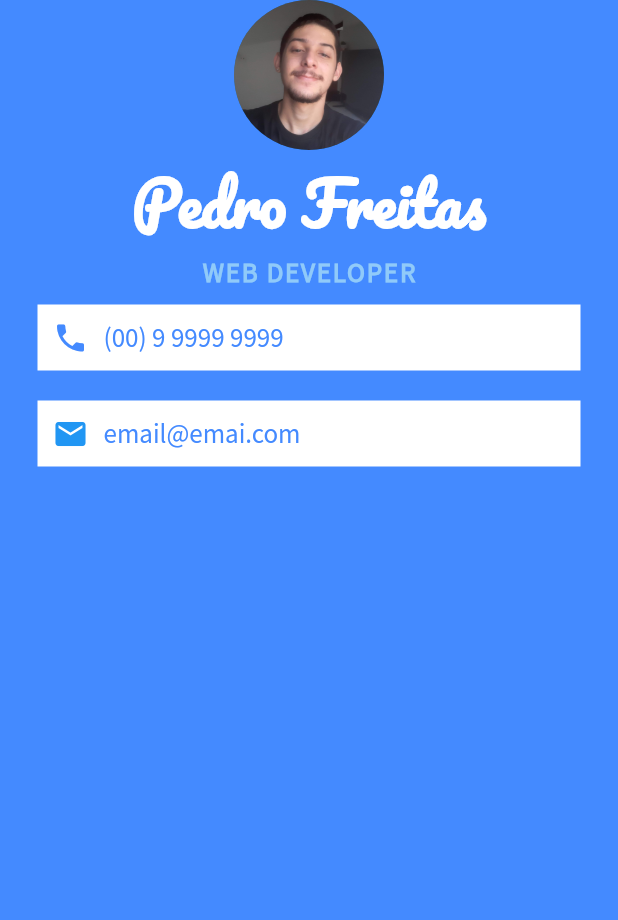
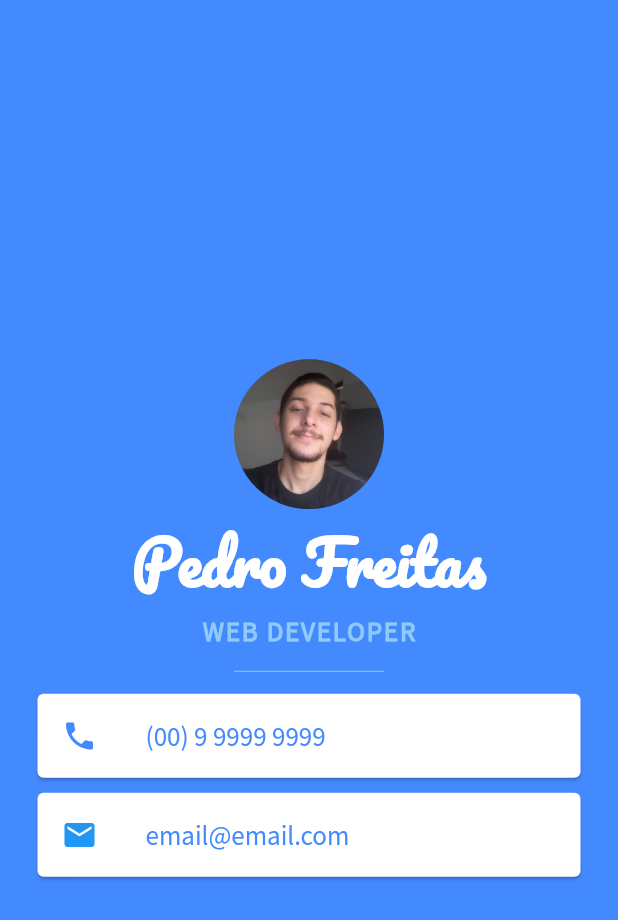
Before and after one commit to impedrof/mi_card, a Flutter app: the screen it shows after launch, on a phone screen of 412 x 824 dp. Shown: the top 920 px of the screen. Run offline on Flutter 3.47's test engine with Material 2 defaults, Android fonts, the phone set to English and light mode, and no system bars.

Commit message:
ListTile, Divider e itens da coluna centralizados.

```diff
--- a/lib/main.dart
+++ b/lib/main.dart
@@ -14,6 +14,7 @@ class MyApp extends StatelessWidget {
         backgroundColor: Colors.blueAccent,
         body: SafeArea(
           child: Column(
+            mainAxisAlignment: MainAxisAlignment.center,
             children: [
               CircleAvatar(
                 radius: 50.0,
@@ -38,54 +39,47 @@ class MyApp extends StatelessWidget {
                   letterSpacing: 1.2,
                 ),
               ),
-              Container(
-                margin: EdgeInsets.symmetric(vertical: 10.0, horizontal: 25.0),
-                padding: EdgeInsets.all(10.0),
-                child: Row(
-                  children: [
-                    Icon(
+              SizedBox(
+                height: 30.0,
+                width: 100.0,
+                child: Divider(
+                  color: Colors.blue.shade200,
+                ),
+              ),
+              Card(
+                margin: EdgeInsets.fromLTRB(25.0, 0.0, 25.0, 10.0),
+                child: ListTile(
+                  leading: Icon(
                     Icons.phone,
                     color: Colors.blueAccent,
                   ),
-                    SizedBox(
-                      width: 10.0,
-                    ),
-                    Text(
+                  title: Text(
                     '(00) 9 9999 9999',
                     style: TextStyle(
                       fontFamily: 'Source Sans Pro',
                       fontSize: 18.0,
                       color: Colors.blueAccent,
                     ),
-                    )
-                  ],
                   ),
-                color: Colors.white,
                 ),
-              Container(
-                margin: EdgeInsets.symmetric(vertical: 10.0, horizontal: 25.0),
-                padding: EdgeInsets.all(10.0),
-                color: Colors.white,
-                child: Row(
-                  children: [
-                    Icon(
+              ),
+              Card(
+                margin: EdgeInsets.fromLTRB(25.0, 0.0, 25.0, 0.0),
+                child: ListTile(
+                  leading: Icon(
                     Icons.email,
                     color: Colors.blue,
                   ),
-                    SizedBox(
-                      width: 10.0,
-                    ),
-                    Text(
-                      'email@emai.com',
+                  title: Text(
+                    'email@email.com',
                     style: TextStyle(
                       color: Colors.blueAccent,
                       fontFamily: 'Source Sans Pro',
                       fontSize: 18.0,
                     ),
                   ),
-                  ],
                 ),
-              )
+              ),
             ],
           ),
         ),
```
Lines whose indentation alone changed are shown as unchanged.
